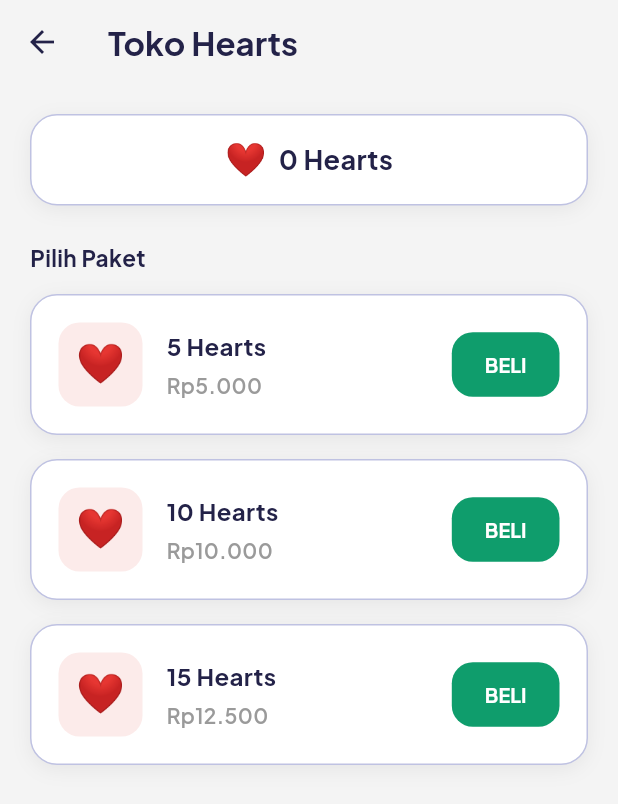
After one commit to Ryan-jasper/LOKAGO_UAS, a Flutter app: the HeartStorePage screen opened directly, on a phone screen of 412 x 824 dp. The commit adds this screen. Shown: the top 804 px of the screen. Run offline on Flutter 3.47's test engine with Material 3 defaults, Android fonts, the phone set to English and light mode, and no system bars; our stand-ins replace cloud_firestore, firebase_auth, firebase_core, flutter_local_notifications, flutter_timezone, google_sign_in and 1 more; accounts and stored records are empty.

Commit message:
update heart 2.0

```diff
--- /dev/null
+++ b/firestore.indexes.json
@@ -0,0 +1,4 @@
+{
+  "indexes": [],
+  "fieldOverrides": []
+}
--- /dev/null
+++ b/lib/pages/heart_store_page.dart
@@ -0,0 +1,248 @@
+import 'package:flutter/material.dart';
+import 'package:cloud_firestore/cloud_firestore.dart';
+import 'package:firebase_auth/firebase_auth.dart';
+import '../services/payment_service.dart';
+import 'heart_payment_page.dart';
+
+class HeartPackage {
+  final int hearts;
+  final int price; // dalam Rupiah
+
+  const HeartPackage({required this.hearts, required this.price});
+}
+
+class HeartStorePage extends StatefulWidget {
+  const HeartStorePage({super.key});
+
+  @override
+  State<HeartStorePage> createState() => _HeartStorePageState();
+}
+
+class _HeartStorePageState extends State<HeartStorePage> {
+  static const Color bgColor = Color(0xFFF4F4F4);
+  static const Color darkText = Color(0xFF232248);
+  static const Color greenMain = Color(0xFF0F9D6C);
+  static const Color greenShadow = Color(0xFF6CC1A8);
+  static const Color borderColor = Color(0xFFBFC2E2);
+  static const Color mutedText = Color(0xFF9A9A9A);
+
+  static const List<HeartPackage> packages = [
+    HeartPackage(hearts: 5, price: 5000),
+    HeartPackage(hearts: 10, price: 10000),
+    HeartPackage(hearts: 15, price: 12500),
+  ];
+
+  bool isProcessing = false;
+
+  String get uid => FirebaseAuth.instance.currentUser!.uid;
+
+  String formatRupiah(int amount) {
+    final s = amount.toString();
+    final buffer = StringBuffer();
+    for (int i = 0; i < s.length; i++) {
+      if (i > 0 && (s.length - i) % 3 == 0) buffer.write('.');
+      buffer.write(s[i]);
+    }
+    return 'Rp$buffer';
+  }
+
+  Future<void> handleBuy(HeartPackage package) async {
+    if (isProcessing) return;
+    setState(() => isProcessing = true);
+
+    try {
+      final result = await PaymentService().createHeartTransaction(
+        uid: uid,
+        amount: package.hearts,
+        price: package.price,
+      );
+
+      if (!mounted) return;
+
+      await Navigator.push(
+        context,
+        MaterialPageRoute(
+          builder: (_) => HeartPaymentPage(redirectUrl: result['redirectUrl']),
+        ),
+      );
+
+      if (!mounted) return;
+      ScaffoldMessenger.of(context).showSnackBar(
+        const SnackBar(
+          content: Text('Menunggu konfirmasi pembayaran... Saldo hearts akan otomatis bertambah begitu pembayaran terverifikasi.'),
+          duration: Duration(seconds: 4),
+        ),
+      );
+    } catch (e) {
+      if (!mounted) return;
+      ScaffoldMessenger.of(context).showSnackBar(
+        SnackBar(content: Text('Gagal memulai pembayaran: $e')),
+      );
+    } finally {
+      if (mounted) setState(() => isProcessing = false);
+    }
+  }
+
+  Widget buildHeartsBalance() {
+    return StreamBuilder<DocumentSnapshot>(
+      stream: FirebaseFirestore.instance.collection('users').doc(uid).snapshots(),
+      builder: (context, snapshot) {
+        int hearts = 0;
+        if (snapshot.hasData && snapshot.data!.exists) {
+          final data = snapshot.data!.data() as Map<String, dynamic>?;
+          hearts = (data?['hearts'] ?? 0) as int;
+        }
+        return Container(
+          padding: const EdgeInsets.symmetric(horizontal: 20, vertical: 14),
+          decoration: BoxDecoration(
+            color: Colors.white,
+            borderRadius: BorderRadius.circular(18),
+            border: Border.all(color: borderColor, width: 1),
+            boxShadow: [
+              BoxShadow(
+                color: Colors.black.withOpacity(0.06),
+                blurRadius: 10,
+                offset: const Offset(0, 3),
+              ),
+            ],
+          ),
+          child: Row(
+            mainAxisAlignment: MainAxisAlignment.center,
+            children: [
+              const Text('❤️', style: TextStyle(fontSize: 22)),
+              const SizedBox(width: 8),
+              Text(
+                snapshot.connectionState == ConnectionState.waiting
+                    ? '...'
+                    : '$hearts Hearts',
+                style: const TextStyle(
+                  fontSize: 18,
+                  fontWeight: FontWeight.w800,
+                  color: darkText,
+                ),
+              ),
+            ],
+          ),
+        );
+      },
+    );
+  }
+
+  Widget buildPackageCard(HeartPackage package) {
+    return Container(
+      margin: const EdgeInsets.only(bottom: 16),
+      padding: const EdgeInsets.all(18),
+      decoration: BoxDecoration(
+        color: Colors.white,
+        borderRadius: BorderRadius.circular(18),
+        border: Border.all(color: borderColor, width: 1),
+        boxShadow: [
+          BoxShadow(
+            color: Colors.black.withOpacity(0.06),
+            blurRadius: 10,
+            offset: const Offset(0, 3),
+          ),
+        ],
+      ),
+      child: Row(
+        children: [
+          Container(
+            width: 56,
+            height: 56,
+            decoration: BoxDecoration(
+              color: const Color(0xFFFCEBEA),
+              borderRadius: BorderRadius.circular(14),
+            ),
+            alignment: Alignment.center,
+            child: const Text('❤️', style: TextStyle(fontSize: 26)),
+          ),
+          const SizedBox(width: 16),
+          Expanded(
+            child: Column(
+              crossAxisAlignment: CrossAxisAlignment.start,
+              children: [
+                Text(
+                  '${package.hearts} Hearts',
+                  style: const TextStyle(
+                    fontSize: 16,
+                    fontWeight: FontWeight.w800,
+                    color: darkText,
+                  ),
+                ),
+                const SizedBox(height: 4),
+                Text(
+                  formatRupiah(package.price),
+                  style: const TextStyle(
+                    fontSize: 14,
+                    fontWeight: FontWeight.w600,
+                    color: mutedText,
+                  ),
+                ),
+              ],
+            ),
+          ),
+          ElevatedButton(
+            onPressed: isProcessing ? null : () => handleBuy(package),
+            style: ElevatedButton.styleFrom(
+              backgroundColor: greenMain,
+              foregroundColor: Colors.white,
+              padding: const EdgeInsets.symmetric(horizontal: 22, vertical: 12),
+              elevation: 0,
+              shape: RoundedRectangleBorder(
+                borderRadius: BorderRadius.circular(14),
+              ),
+            ),
+            child: isProcessing
+                ? const SizedBox(
+                    width: 16,
+                    height: 16,
+                    child: CircularProgressIndicator(strokeWidth: 2, color: Colors.white),
+                  )
+                : const Text(
+                    'BELI',
+                    style: TextStyle(fontSize: 13, fontWeight: FontWeight.w800),
+                  ),
+          ),
+        ],
+      ),
+    );
+  }
+
+  @override
+  Widget build(BuildContext context) {
+    return Scaffold(
+      backgroundColor: bgColor,
+      appBar: AppBar(
+        backgroundColor: bgColor,
+        elevation: 0,
+        title: const Text(
+          'Toko Hearts',
+          style: TextStyle(color: darkText, fontWeight: FontWeight.w800),
+        ),
+        iconTheme: const IconThemeData(color: darkText),
+      ),
+      body: SafeArea(
+        child: SingleChildScrollView(
+          padding: const EdgeInsets.all(20),
+          child: Column(
+            crossAxisAlignment: CrossAxisAlignment.stretch,
+            children: [
+              buildHeartsBalance(),
+              const SizedBox(height: 24),
+              const Text(
+                'Pilih Paket',
+                style: TextStyle(
+                  fontSize: 15,
+                  fontWeight: FontWeight.w700,
+                  color: darkText,
+                ),
+              ),
+              const SizedBox(height: 14),
+              ...packages.map(buildPackageCard),
+            ],
+          ),
+        ),
+      ),
+    );
+  }
+}
```
Also changed, not shown: lib/pages/signup.dart (+10 -20 lines), lib/pages/verif_code.dart (+15 -3 lines), lib/services/payment_service.dart (added, +23 -0 lines), firebase.json, 2 other files.
